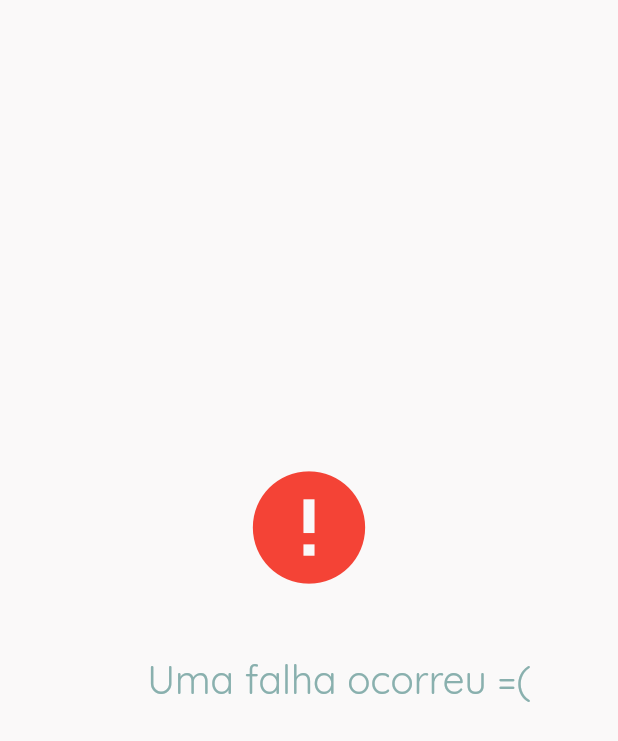
After one commit to britto-andre/pagina_lida, a Flutter app: the Falha screen opened directly, on a phone screen of 412 x 824 dp. The commit adds this screen. Shown: the top 741 px of the screen. Run offline on Flutter 3.47's test engine with Material 2 defaults, Android fonts, the phone set to English and light mode, and no system bars; our stand-ins replace firebase_auth, firebase_core; accounts and stored records are empty.

```diff
--- /dev/null
+++ b/lib/pages/falha.dart
@@ -0,0 +1,41 @@
+import 'package:flutter/material.dart';
+import 'package:pagina_lida/tema.dart';
+
+class Falha extends StatelessWidget {
+  final String detalhe;
+
+  Falha({Key key, this.detalhe}) : super(key: key);
+
+  @override
+  Widget build(BuildContext context) {
+    return Scaffold(
+      backgroundColor: Tema.corFundoClaro,
+      body: Center(
+        child: Column(
+          mainAxisSize: MainAxisSize.min,
+          children: [
+            Icon(
+              Icons.error,
+              color: Colors.red,
+              size: 90.0,
+            ),
+            SizedBox(height: 40),
+            Padding(
+              padding: EdgeInsets.only(left: 40.0),
+              child: Column(
+                children: [
+                  Text(
+                    'Uma falha ocorreu =(',
+                    style: Theme.of(context).textTheme.headline3,
+                  ),
+                  SizedBox(height: 30),
+                  Text(detalhe == null ? '' : '$detalhe'),
+                ],
+              ),
+            )
+          ],
+        ),
+      ),
+    );
+  }
+}
--- a/lib/pages/login.dart
+++ b/lib/pages/login.dart
@@ -1,6 +1,5 @@
 import 'package:flutter/material.dart';
 
-import 'package:pagina_lida/components/loading.dart';
 import 'package:pagina_lida/components/login_form.dart';
 
 class Login {
```
Also changed, not shown: lib/components/loading.dart (deleted, +0 -30 lines), lib/domain/service/Auth.dart (+14 -7 lines), lib/main.dart (+12 -3 lines), lib/pages/resumo.dart (added, +17 -0 lines).
